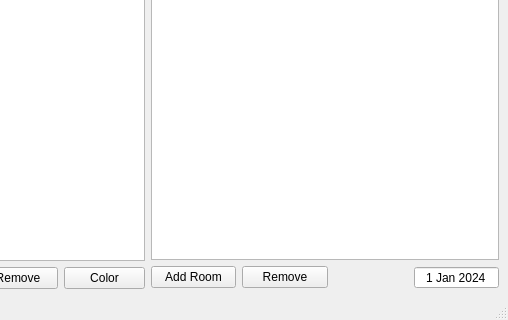
The window that map_factory.ui (mildew-stank/MapFactory) describes before a commit, drawn with Qt 5; both pictures show x 212 to 720 and y 220 to 540 of the 720 by 540 pixel window.
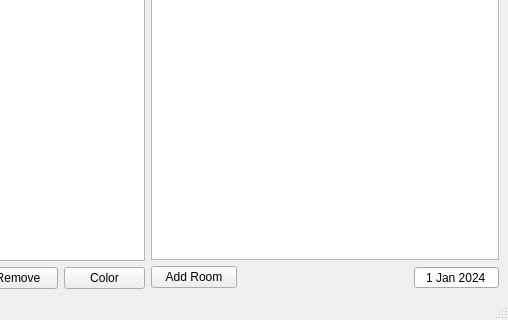
The same window after the commit.

```diff
--- a/map_factory.ui
+++ b/map_factory.ui
@@ -123,7 +123,7 @@
        </widget>
       </item>
       <item>
-       <layout class="QHBoxLayout" name="horizontalLayout_3">
+       <layout class="QHBoxLayout" name="horizontalLayout_3" stretch="1,2,1">
         <item>
          <widget class="QPushButton" name="add_room_button">
           <property name="text">
@@ -131,21 +131,11 @@
           </property>
          </widget>
         </item>
-        <item>
-         <widget class="QPushButton" name="right_remove_button">
-          <property name="text">
-           <string>Remove</string>
-          </property>
-         </widget>
-        </item>
         <item>
          <spacer name="horizontalSpacer_2">
           <property name="orientation">
            <enum>Qt::Horizontal</enum>
           </property>
-          <property name="sizeType">
-           <enum>QSizePolicy::Preferred</enum>
-          </property>
           <property name="sizeHint" stdset="0">
            <size>
             <width>80</width>
```
Left out of the diff: 4 changed lines with no effect on the pictures.
